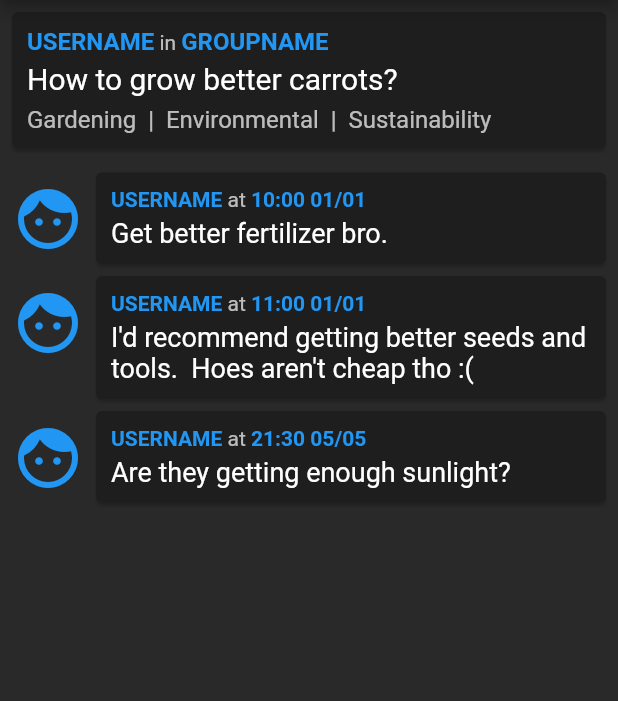
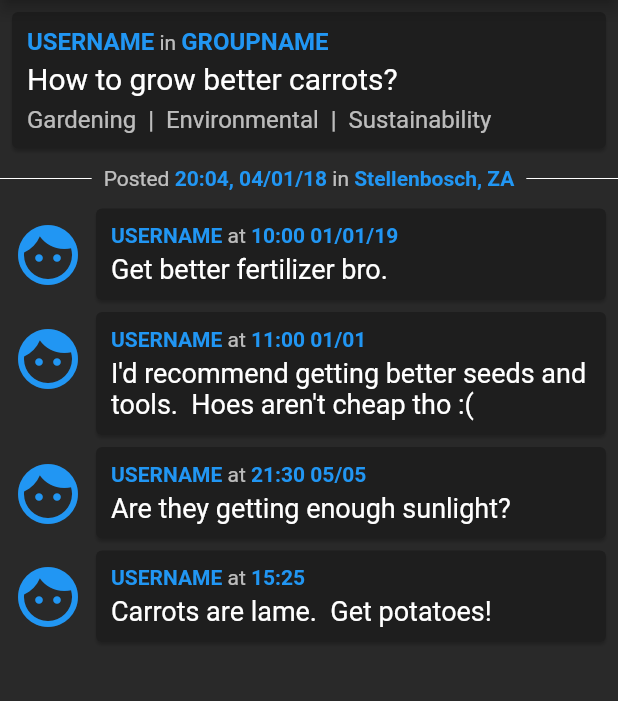
Before and after one commit to rijkdw/the_shed, a Flutter app: the PostPage screen opened directly with sample values from the repository, on a phone screen of 412 x 824 dp, the part 84-785 px from its top. Run offline on Flutter 3.47's test engine with Material 2 defaults, Android fonts, the phone set to English and light mode, and no system bars; our stand-ins replace curved_navigation_bar.

Commit message:
implemented the Timeable mixin to ease time work, and ease implementation of SQL DateTime later.  Fixed some getters.  Made a metadata widget that shows time and location of a post when viewed on postpage

```diff
--- a/front-end/lib/models/comment.dart
+++ b/front-end/lib/models/comment.dart
@@ -1,58 +1,19 @@
-class Comment {
+import 'timeable.dart';
 
-  int id = 0;
-  int userId = 0;
-  int postId = 0;
-  String text = 'COMMENT_TEXT';
-  int epochTime = 0;
+class Comment with Timeable {
 
-  Comment({this.id, this.userId, this.postId, this.text, this.epochTime});
+  int id;
+  int userId;
+  int postId;
+  String text;
 
-  bool isToday() {
-    var nowDT = DateTime.now();
-    int messageEpochMS = this.epochTime*1000;
-    var msgDT = DateTime.fromMillisecondsSinceEpoch(messageEpochMS);
-
-    return ((msgDT.day == nowDT.day) && (msgDT.month == nowDT.month) && (msgDT.year == nowDT.year));
+  Comment({int id, int userId, int postId, String text, int epochTime}) {
+    this.id = id ?? 0;
+    this.userId = userId ?? 0;
+    this.postId = postId ?? 0;
+    this.text = text ?? 'TEXT';
+    this.epochTime = epochTime ?? 0;
   }
-
-  bool isYesterday() {
-    var nowDT = DateTime.now();
-    int messageEpochMS = this.epochTime*1000;
-    var msgDT = DateTime.fromMillisecondsSinceEpoch(messageEpochMS);
-
-    return ((msgDT.day == nowDT.day-1) && (msgDT.month == nowDT.month) && (msgDT.year == nowDT.year));
-  }
-
-  bool isThisYear() {
-    var nowDT = DateTime.now();
-    int messageEpochMS = this.epochTime*1000;
-    var msgDT = DateTime.fromMillisecondsSinceEpoch(messageEpochMS);
-
-    return (nowDT.year == msgDT.year);
-  }
-
-  DateTime getDateTime() => DateTime.fromMillisecondsSinceEpoch(this.epochTime*1000);
-
-  String getMinute() => this.getDateTime().minute.toString().padLeft(2, '0');
-
-  String getHour() => this.getDateTime().hour.toString().padLeft(2, '0');
-
-  String getDay() => this.getDateTime().day.toString().padLeft(2, '0');
-
-  String getMonth() => this.getDateTime().month.toString().padLeft(2, '0');
-
-  String getYear(bool short) => short
-    ? this.getDateTime().year.toString().substring(2, 4)
-    : this.getDateTime().year.toString();
-
-  String getHHMM() => this.getHour() + ':' + this.getMinute();
-
-  String getDDMM() => this.getDay() + '/' + this.getMonth();
-
-  String getDDMMYY() => this.getDay() + '/' + this.getMonth() + '/' + this.getYear(true);
-
-  String getDDMMYYYY() => this.getDay() + '/' + this.getMonth() + '/' + this.getYear(false);
 
   String getInPostTimeStamp() {
     if (this.isToday()) return getHHMM();
@@ -61,6 +22,6 @@ class Comment {
     else return getHHMM() + ' ' + getDDMMYY();
   }
 
-  String getUsername() => 'USERNAME';
+  String get username => 'USERNAME';
 
 }
--- a/front-end/lib/models/post.dart
+++ b/front-end/lib/models/post.dart
@@ -1,27 +1,32 @@
-class Post {
+import 'timeable.dart';
 
-  int id = 0;
-  String text = 'TEXT';
-  int countryId = 0;
-  int userId = 0;
-  int groupId = 0;
+class Post with Timeable {
+
+  int id;
+  String text;
+  double latitude;
+  double longitude;
+  int userId;
+  int groupId;
   var categories = <String>[];
 
-  Post({int id, String text, int countryId, int userId, int groupId, var categories}) {
-    this.id = id;
-    this.text = text;
-    this.countryId = countryId;
-    this.userId = userId;
-    this.groupId = groupId;
+  Post({int id, String text, int epochTime, double latitude, double longitude, int userId, int groupId, var categories}) {
+    this.id = id ?? 0;
+    this.text = text ?? 'TEXT';
+    this.latitude = latitude ?? 0;
+    this.longitude = longitude ?? 0;
+    this.userId = userId ?? 0;
+    this.groupId = groupId ?? 0;
     this.categories.addAll(categories);
+    this.epochTime = epochTime ?? 0;
   }
 
-  String getUserName() => 'USERNAME';
+  String get username => 'USERNAME';
 
-  String getCountryName() => 'COUNTRY';
+  String get location => 'Stellenbosch, ZA';
 
-  String getGroupName() => 'GROUPNAME';
+  String get groupname => 'GROUPNAME';
 
-  String getPrettyCategories() => this.categories.join('  |  ');
+  String get prettyCategories => this.categories.join('  |  ');
 
 }
--- /dev/null
+++ b/front-end/lib/models/timeable.dart
@@ -0,0 +1,51 @@
+abstract class Timeable {
+
+  int epochTime;
+
+  bool isToday() {
+    var nowDT = DateTime.now();
+    int messageEpochMS = this.epochTime*1000;
+    var msgDT = DateTime.fromMillisecondsSinceEpoch(messageEpochMS);
+
+    return ((msgDT.day == nowDT.day) && (msgDT.month == nowDT.month) && (msgDT.year == nowDT.year));
+  }
+
+  bool isYesterday() {
+    var nowDT = DateTime.now();
+    int messageEpochMS = this.epochTime*1000;
+    var msgDT = DateTime.fromMillisecondsSinceEpoch(messageEpochMS);
+
+    return ((msgDT.day == nowDT.day-1) && (msgDT.month == nowDT.month) && (msgDT.year == nowDT.year));
+  }
+
+  bool isThisYear() {
+    var nowDT = DateTime.now();
+    int messageEpochMS = this.epochTime*1000;
+    var msgDT = DateTime.fromMillisecondsSinceEpoch(messageEpochMS);
+
+    return (nowDT.year == msgDT.year);
+  }
+
+  DateTime getDateTime() => DateTime.fromMillisecondsSinceEpoch(this.epochTime*1000);
+
+  String getMinute() => this.getDateTime().minute.toString().padLeft(2, '0');
+
+  String getHour() => this.getDateTime().hour.toString().padLeft(2, '0');
+
+  String getDay() => this.getDateTime().day.toString().padLeft(2, '0');
+
+  String getMonth() => this.getDateTime().month.toString().padLeft(2, '0');
+
+  String getYear(bool short) => short
+    ? this.getDateTime().year.toString().substring(2, 4)
+    : this.getDateTime().year.toString();
+
+  String getHHMM() => this.getHour() + ':' + this.getMinute();
+
+  String getDDMM() => this.getDay() + '/' + this.getMonth();
+
+  String getDDMMYY() => this.getDay() + '/' + this.getMonth() + '/' + this.getYear(true);
+
+  String getDDMMYYYY() => this.getDay() + '/' + this.getMonth() + '/' + this.getYear(false);
+
+}
--- a/front-end/lib/screens/home/chats.dart
+++ b/front-end/lib/screens/home/chats.dart
@@ -147,7 +147,7 @@ class Conversation extends StatelessWidget {
                         alignment: Alignment.centerLeft,
                         color: debug ? Colors.white : _chatColor,
                         child: Text(
-                          messagesList[0].getSenderName(),
+                          messagesList[0].senderName,
                           style: _senderStyle,
                         )
                       ),
--- a/front-end/lib/screens/home/chatscreen.dart
+++ b/front-end/lib/screens/home/chatscreen.dart
@@ -22,7 +22,7 @@ class _ChatScreenState extends State<ChatScreen> {
 
     return Scaffold(
       appBar: AppBar(
-        title: Text(widget.messageList[0].getSenderName()),
+        title: Text(widget.messageList[0].senderName),
         backgroundColor: Colors.black,
         actions: [
           IconButton(
--- a/front-end/lib/screens/home/feed.dart
+++ b/front-end/lib/screens/home/feed.dart
@@ -112,7 +112,7 @@ class _SortingBarState extends State<SortingBar> {
     final TextStyle _style = TextStyle(fontSize: 16, color: Colors.black);
 
     return Container(
-      padding: const EdgeInsets.all(8),
+      padding: const EdgeInsets.fromLTRB(14, 4, 14, 4),
       decoration: BoxDecoration(
         color: Colors.white,
         boxShadow: [
@@ -127,12 +127,9 @@ class _SortingBarState extends State<SortingBar> {
         children: [
 
           // the label
-          Container(
-            margin: const EdgeInsets.only(left: 12),
-            child: Text(
-              'Sort by...',
-              style: _style,
-            ),
+          Text(
+            'Sort by...',
+            style: _style,
           ),
 
           // sort by time, group, user, etc
@@ -154,6 +151,7 @@ class _SortingBarState extends State<SortingBar> {
               ).toList(),
               onChanged: (String newValue) {
                 print('\"$newValue\" has been selected as sorting key');
+                setState(() { sortingKey = newValue; });
               },
             ),
           ),
@@ -177,14 +175,32 @@ class _SortingBarState extends State<SortingBar> {
               ).toList(),
               onChanged: (String newValue) {
                 print('\"$newValue\" has been selected as sorting order');
+                setState(() { sortingOrder = newValue; });
               },
             ),
           ),
+
+          // confirm
+          Expanded(
+            child: Container(
+              alignment: Alignment.centerRight,
+              width: 40,
+              child: RaisedButton(
+                color: Colors.white,
+                onPressed: () => print('uwu'),
+                child: Text(
+                  'Go'
+                )
+              ),
+            ),
+          )
         ],
       )
     );
   }
 }
+
+
 
 class PostCard extends StatefulWidget {
 
@@ -285,20 +301,16 @@ class _PostCardState extends State<PostCard> {
             text: TextSpan(
               children: [
                 TextSpan(
-                  text: widget.post.getUserName(),
-                  style: _styleHeaderEmphasis.copyWith(
-                    color: Theme.of(context).accentColor,
-                  )
+                  text: widget.post.username,
+                  style: _styleHeaderEmphasis.copyWith( color: Theme.of(context).accentColor ),
                 ),
                 TextSpan(
                   text: ' in ',
                   style: _styleHeaderNormal
                 ),
                 TextSpan(
-                  text: widget.post.getGroupName(),
-                  style: _styleHeaderEmphasis.copyWith(
-                    color: Theme.of(context).accentColor,
-                  )
+                  text: widget.post.groupname,
+                  style: _styleHeaderEmphasis.copyWith( color: Theme.of(context).accentColor ),
                 ),
               ],
             ),
@@ -328,7 +340,7 @@ class _PostCardState extends State<PostCard> {
 
           // plain white categories
           : Text(
-            widget.post.getPrettyCategories(),
+            widget.post.prettyCategories,
             style: _styleFooter,
           )
         ],
--- a/front-end/lib/screens/home/global.dart
+++ b/front-end/lib/screens/home/global.dart
@@ -12,6 +12,7 @@ var dummyPosts = [
     text: 'How to grow better carrots?',
     categories: ['Gardening', 'Environmental', 'Sustainability'],
     id: 1,
+    epochTime: (DateTime(2018, 01, 04, 20, 04).millisecondsSinceEpoch/1000).floor(),
   ),
   new Post(
     text: 'How to ride bicycle?',
@@ -102,7 +103,7 @@ var dummyMessages = [
 
 var dummyComments = [
   new Comment(
-    epochTime: (DateTime(2020, 01, 01, 10, 00).millisecondsSinceEpoch/1000).floor(),
+    epochTime: (DateTime(2019, 01, 01, 10, 00).millisecondsSinceEpoch/1000).floor(),
     postId: 1,
     text: 'Get better fertilizer bro.',
     userId: 0,
@@ -114,10 +115,15 @@ var dummyComments = [
     userId: 1,
   ),
   new Comment(
+    epochTime: (DateTime(2020, 05, 26, 15, 25).millisecondsSinceEpoch/1000).floor(),
+    postId: 1,
+    text: 'Carrots are lame.  Get potatoes!',
+    userId: 1,
+  ),
+  new Comment(
     epochTime: (DateTime(2020, 05, 05, 21, 30).millisecondsSinceEpoch/1000).floor(),
     postId: 1,
     text: 'Are they getting enough sunlight?',
     userId: 1,
   ),
-
 ];
--- a/front-end/lib/screens/home/postpage.dart
+++ b/front-end/lib/screens/home/postpage.dart
@@ -38,6 +38,10 @@ class PostPage extends StatelessWidget {
       returnList.add(SizedBox(
         height: 4,
       ));
+      returnList.add(MetadataWidget(post: this.post));
+      returnList.add(SizedBox(
+        height: 8,
+      ));
       returnList.addAll(getCommentCards());
       return returnList;
     }
@@ -71,6 +75,46 @@ class PostPage extends StatelessWidget {
           ),
         ),
       ),
+    );
+  }
+}
+
+
+class MetadataWidget extends StatelessWidget {
+
+  Post post;
+  MetadataWidget({this.post});
+
+  @override
+  Widget build(BuildContext context) {
+
+    TextStyle _styleEmphasis = TextStyle( color: Theme.of(context).accentColor, fontWeight: FontWeight.bold, fontSize: 14 );
+    TextStyle _styleNormal = TextStyle( color: Colors.white70, fontSize: 14, );
+
+    return Stack(
+      alignment: Alignment.center,
+      children: [
+        Divider(
+          color: Colors.white,
+        ),
+        Container(
+          padding: const EdgeInsets.fromLTRB(8, 0, 8, 0),
+          color: Color.fromRGBO(41, 41, 41, 1),
+          child: RichText(
+            maxLines: 1,
+            overflow: TextOverflow.ellipsis,
+            text: TextSpan(
+              // Posted <time> at <location>
+              children: [
+                TextSpan( text: 'Posted ', style: _styleNormal, ),
+                TextSpan( text: '${this.post.getHHMM()}, ${this.post.getDDMMYY()}', style: _styleEmphasis, ),
+                TextSpan( text: ' in ', style: _styleNormal ),
+                TextSpan( text: '${this.post.location}', style: _styleEmphasis ),
+              ]
+            ),
+          ),
+        ),
+      ]
     );
   }
 }
@@ -139,7 +183,7 @@ class CommentCard extends StatelessWidget {
                     text: TextSpan(
                       children: [
                         TextSpan(
-                          text: comment.getUsername(),
+                          text: comment.username,
                           style: _styleHeaderEmphasis.copyWith(
                             color: Theme.of(context).accentColor,
                           )
```
Also changed, not shown: front-end/lib/models/message.dart (+13 -56 lines).
